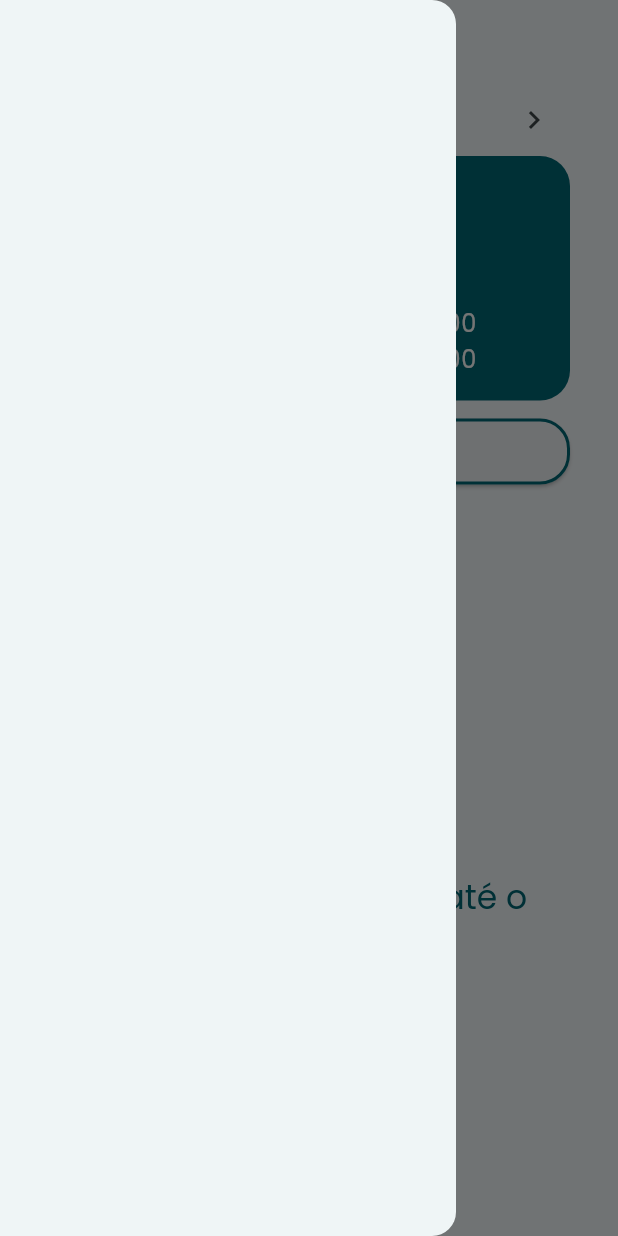
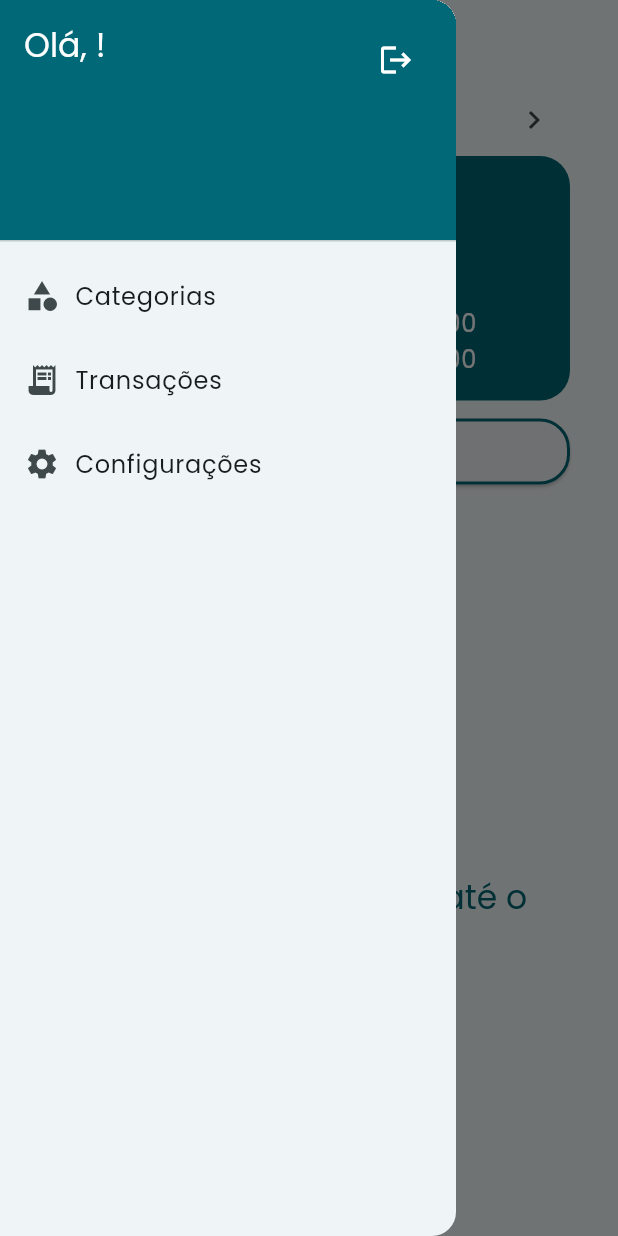
Before and after one commit to serafaleo/PennyWise-Flutter, a Flutter app: the HomePage screen opened by its route, with the side drawer open, on a phone screen of 412 x 824 dp. Run offline on Flutter 3.47's test engine with Material 3 defaults, Android fonts, the phone set to English and light mode, and no system bars; our stand-ins replace dio, flutter_bloc, flutter_secure_storage, fpdart, get_it, go_router and 1 more; accounts and stored records are empty.

Commit message:
Added drawer.

```diff
--- a/lib/core/managers/dio_manager.dart
+++ b/lib/core/managers/dio_manager.dart
@@ -19,8 +19,9 @@ final class DioManagerImpl implements DioManager {
             baseUrl: Endpoints.baseUrl,
             headers: <String, dynamic>{'Content-Type': 'application/json; charset=UTF-8'},
             responseType: ResponseType.json,
-            sendTimeout: kDebugMode ? null : const Duration(seconds: 10),
-            receiveTimeout: kDebugMode ? null : const Duration(seconds: 10),
+            sendTimeout: const Duration(seconds: 10),
+            receiveTimeout: const Duration(seconds: 10),
+            connectTimeout: const Duration(seconds: 10),
           ),
         )
         ..interceptors.addAll(<Interceptor>[AuthInterceptor(), ProblemDetailsInterceptor()])
--- /dev/null
+++ b/lib/core/widgets/drawer.dart
@@ -0,0 +1,84 @@
+import 'package:flutter/material.dart';
+import 'package:flutter_bloc/flutter_bloc.dart';
+import 'package:go_router/go_router.dart';
+import 'package:pennywise/core/constants/routes.dart';
+import 'package:pennywise/core/managers/auth_manager.dart';
+import 'package:pennywise/core/service_locator.dart';
+import 'package:pennywise/features/auth/presentation/bloc/auth_bloc.dart';
+
+class PennyWiseDrawer extends StatelessWidget {
+  const PennyWiseDrawer({super.key});
+
+  @override
+  Widget build(BuildContext context) {
+    return Drawer(
+      child: ListView(
+        children: <Widget>[
+          DrawerHeader(
+            decoration: BoxDecoration(color: Theme.of(context).colorScheme.primary),
+            child: Row(
+              mainAxisAlignment: MainAxisAlignment.spaceBetween,
+              crossAxisAlignment: CrossAxisAlignment.start,
+              children: <Widget>[
+                Text(
+                  'Olá, ${sl<AuthManager>().userName}!',
+                  style: Theme.of(
+                    context,
+                  ).textTheme.titleLarge!.copyWith(color: Theme.of(context).colorScheme.onPrimary),
+                ),
+                BlocProvider<AuthBloc>(
+                  create: (_) => AuthBloc(),
+                  child: BlocConsumer<AuthBloc, AuthState>(
+                    listener: (BuildContext context, Object? state) {
+                      if (state is AuthFailureState) {
+                        state.failure.show(context);
+                      } else if (state is LogoutSuccessState) {
+                        context.go(Routes.login);
+                      }
+                    },
+                    builder: (BuildContext context, Object? state) {
+                      return IconButton(
+                        onPressed: () async {
+                          if ((await _showLogoutDialog(context) ?? false) && context.mounted) {
+                            context.read<AuthBloc>().add(AuthLogoutEvent());
+                          }
+                        },
+                        icon: Icon(Icons.logout, color: Theme.of(context).colorScheme.onPrimary),
+                      );
+                    },
+                  ),
+                ),
+              ],
+            ),
+          ),
+          _buildDrawerItem(Icons.category, 'Categorias', () {}),
+          _buildDrawerItem(Icons.receipt_long, 'Transações', () {}),
+          _buildDrawerItem(Icons.settings, 'Configurações', () {}),
+        ],
+      ),
+    );
+  }
+
+  ListTile _buildDrawerItem(IconData icon, String text, void Function()? onTap) {
+    return ListTile(
+      title: Row(children: <Widget>[Icon(icon), const SizedBox(width: 10), Text(text)]),
+      onTap: onTap,
+    );
+  }
+
+  Future<bool?> _showLogoutDialog(BuildContext context) async {
+    return showDialog<bool>(
+      context: context,
+      builder: (BuildContext context) {
+        return AlertDialog(
+          title: const Text('Sair'),
+          content: const Text('Deseja sair da sessão atual?'),
+          actions: <Widget>[
+            TextButton(onPressed: () => Navigator.of(context).pop(true), child: const Text('Yes')),
+            TextButton(onPressed: () => Navigator.of(context).pop(false), child: const Text('No')),
+          ],
+        );
+      },
+    );
+  }
+}
--- a/lib/features/auth/data/datasources/auth_api_datasource.dart
+++ b/lib/features/auth/data/datasources/auth_api_datasource.dart
@@ -17,11 +17,11 @@ abstract interface class AuthApiDataSource {
 final class AuthApiDataSourceImpl implements AuthApiDataSource {
   @override
   Future<LoginResponseDto> login(LoginRequestDto loginDto) async {
-    final Response response = await sl<DioManager>().post(
+    final Response<Object> response = await sl<DioManager>().post(
       AuthApiEndpoints.loginUrl,
       data: loginDto.toJson(),
     );
-    return LoginResponseDto.fromJson(response.data);
+    return LoginResponseDto.fromJson(response.data as Map<String, dynamic>);
   }
 
   @override
--- a/lib/features/auth/data/models/login_request_dto.dart
+++ b/lib/features/auth/data/models/login_request_dto.dart
@@ -1,5 +1,5 @@
 import 'package:json_annotation/json_annotation.dart';
-import 'package:pennywise/features/auth/domain/entities/signup_request_entity.dart';
+import 'package:pennywise/features/auth/domain/entities/login_request_entity.dart';
 
 part 'login_request_dto.g.dart';
 
--- a/lib/features/auth/data/models/signup_request_dto.dart
+++ b/lib/features/auth/data/models/signup_request_dto.dart
@@ -1,5 +1,5 @@
 import 'package:json_annotation/json_annotation.dart';
-import 'package:pennywise/features/auth/domain/entities/login_request_entity.dart';
+import 'package:pennywise/features/auth/domain/entities/signup_request_entity.dart';
 
 part 'signup_request_dto.g.dart';
 
--- a/lib/features/auth/data/repositories/auth_repository_impl.dart
+++ b/lib/features/auth/data/repositories/auth_repository_impl.dart
@@ -7,8 +7,8 @@ import 'package:pennywise/features/auth/data/datasources/auth_api_datasource.dar
 import 'package:pennywise/features/auth/data/models/login_request_dto.dart';
 import 'package:pennywise/features/auth/data/models/login_response_dto.dart';
 import 'package:pennywise/features/auth/data/models/signup_request_dto.dart';
+import 'package:pennywise/features/auth/domain/entities/signup_request_entity.dart';
 import 'package:pennywise/features/auth/domain/entities/login_request_entity.dart';
-import 'package:pennywise/features/auth/domain/entities/signup_request_entity.dart';
 import 'package:pennywise/features/auth/domain/repositories/auth_repository.dart';
 
 final class AuthRepositoryImpl implements AuthRepository {
--- a/lib/features/auth/domain/repositories/auth_repository.dart
+++ b/lib/features/auth/domain/repositories/auth_repository.dart
@@ -1,7 +1,7 @@
 import 'package:fpdart/fpdart.dart';
 import 'package:pennywise/core/errors/failure.dart';
+import 'package:pennywise/features/auth/domain/entities/signup_request_entity.dart';
 import 'package:pennywise/features/auth/domain/entities/login_request_entity.dart';
-import 'package:pennywise/features/auth/domain/entities/signup_request_entity.dart';
 
 abstract interface class AuthRepository {
   Future<Either<Failure, Unit>> login(LoginRequestEntity loginEntity);
--- a/lib/features/auth/domain/usecases/login_usecase.dart
+++ b/lib/features/auth/domain/usecases/login_usecase.dart
@@ -2,7 +2,7 @@ import 'package:fpdart/fpdart.dart';
 import 'package:pennywise/core/errors/failure.dart';
 import 'package:pennywise/core/service_locator.dart';
 import 'package:pennywise/core/usecase/usecase.dart';
-import 'package:pennywise/features/auth/domain/entities/signup_request_entity.dart';
+import 'package:pennywise/features/auth/domain/entities/login_request_entity.dart';
 import 'package:pennywise/features/auth/domain/repositories/auth_repository.dart';
 
 final class LoginUseCase implements UseCase<Unit, LoginRequestEntity> {
--- a/lib/features/auth/domain/usecases/signup_usecase.dart
+++ b/lib/features/auth/domain/usecases/signup_usecase.dart
@@ -2,7 +2,7 @@ import 'package:fpdart/fpdart.dart';
 import 'package:pennywise/core/errors/failure.dart';
 import 'package:pennywise/core/service_locator.dart';
 import 'package:pennywise/core/usecase/usecase.dart';
-import 'package:pennywise/features/auth/domain/entities/login_request_entity.dart';
+import 'package:pennywise/features/auth/domain/entities/signup_request_entity.dart';
 import 'package:pennywise/features/auth/domain/repositories/auth_repository.dart';
 
 final class SignUpUseCase implements UseCase<Unit, SignupRequestEntity> {
--- a/lib/features/auth/presentation/bloc/auth_bloc.dart
+++ b/lib/features/auth/presentation/bloc/auth_bloc.dart
@@ -5,8 +5,8 @@ import 'package:flutter_bloc/flutter_bloc.dart';
 import 'package:fpdart/fpdart.dart';
 import 'package:pennywise/core/errors/failure.dart';
 import 'package:pennywise/core/service_locator.dart';
+import 'package:pennywise/features/auth/domain/entities/signup_request_entity.dart';
 import 'package:pennywise/features/auth/domain/entities/login_request_entity.dart';
-import 'package:pennywise/features/auth/domain/entities/signup_request_entity.dart';
 import 'package:pennywise/features/auth/domain/usecases/login_usecase.dart';
 import 'package:pennywise/features/auth/domain/usecases/logout_usecase.dart';
 import 'package:pennywise/features/auth/domain/usecases/signup_usecase.dart';
--- a/lib/features/home/presentation/pages/home_page.dart
+++ b/lib/features/home/presentation/pages/home_page.dart
@@ -1,5 +1,6 @@
 import 'package:flutter/material.dart';
 import 'package:pennywise/core/helpers/extension_methods/datetime_extensions.dart';
+import 'package:pennywise/core/widgets/drawer.dart';
 import 'package:pennywise/features/home/domain/entities/transaction.dart';
 import 'package:pennywise/features/home/presentation/widgets/add_transaction_button.dart';
 import 'package:pennywise/features/home/presentation/widgets/balance_card.dart';
@@ -40,7 +41,7 @@ class _HomePageState extends State<HomePage> with TickerProviderStateMixin {
     const double marginSize = 32.0;
     return Scaffold(
       appBar: AppBar(title: const Text('Transações'), centerTitle: true),
-      drawer: const Drawer(),
+      drawer: const PennyWiseDrawer(),
       body: PageView.builder(
         reverse: true,
         controller: _pageController,
```
Also changed, not shown: lib/core/managers/auth_manager.dart (+11 -11 lines), lib/features/auth/domain/entities/login_request_entity.dart (+3 -52 lines), lib/features/auth/domain/entities/signup_request_entity.dart (+52 -3 lines), lib/features/auth/presentation/widgets/auth_page_layout.dart (+8 -8 lines).
